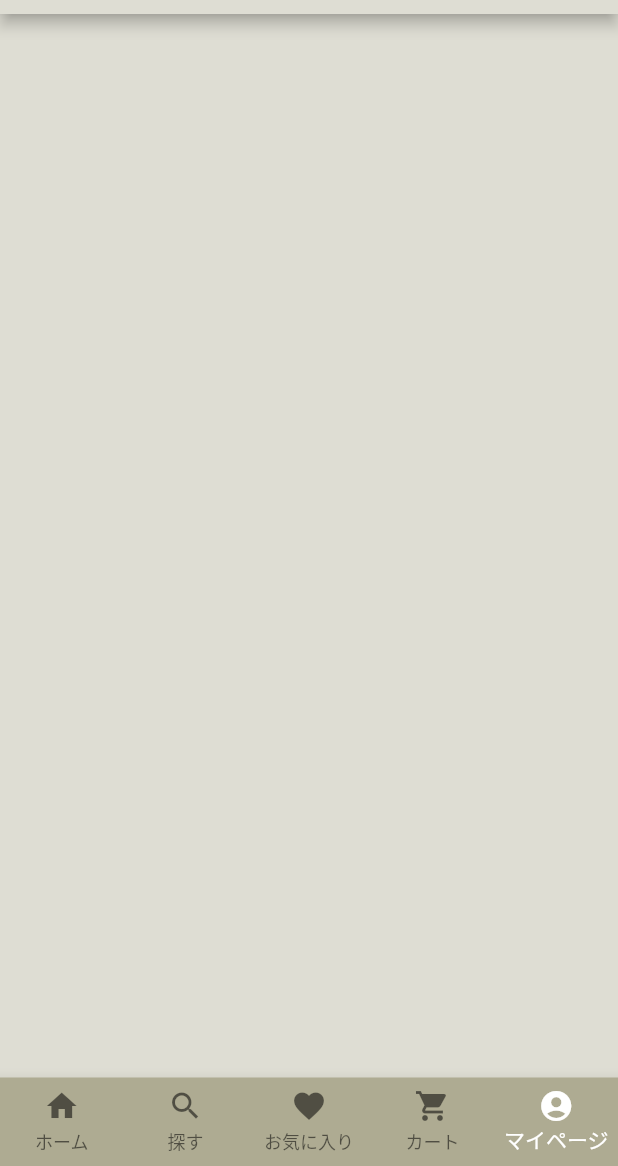
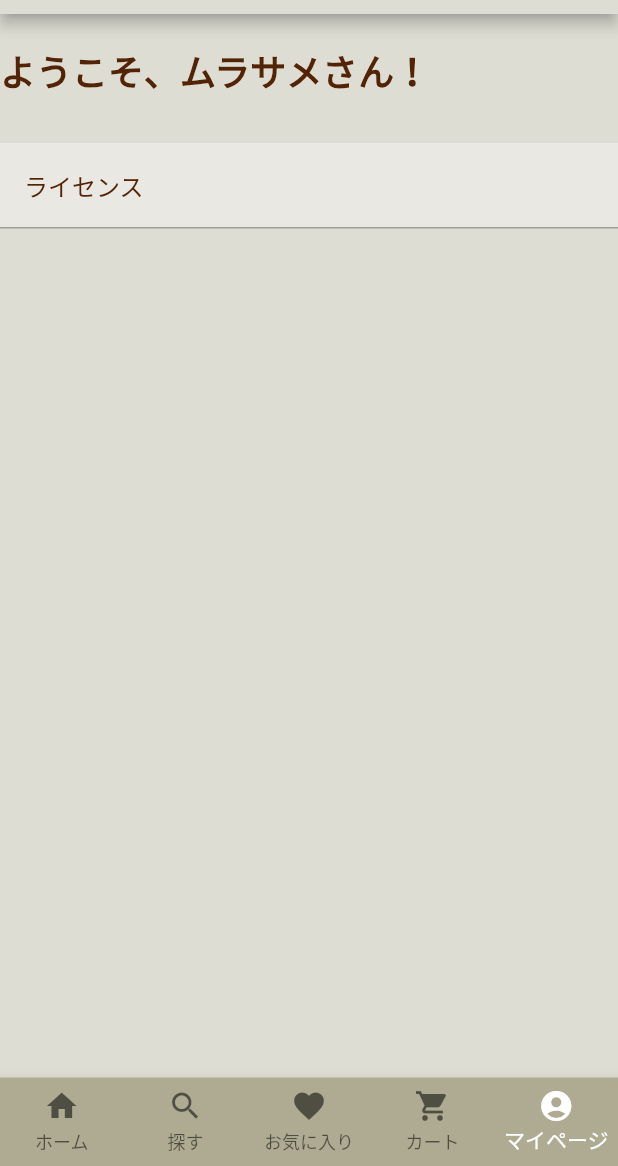
Before and after one commit to soundring/murasame-ec, a Flutter app: the screen it shows after launch, item 5 of the bottom bar chosen, on a phone screen of 412 x 824 dp, the part 70-1236 px from its top. Run offline on Flutter 3.47's test engine with Material 2 defaults, Android fonts, the light colour scheme and no system bars; our stand-ins replace flutter_hooks, flutter_rating_bar, flutter_riverpod, freezed_annotation, hooks_riverpod, state_notifier.

Commit message:
:wrench:ユーザーページを実装
とりあえず名前とライセンスだけ

```diff
--- a/lib/user/pages/my_page.dart
+++ b/lib/user/pages/my_page.dart
@@ -5,6 +5,46 @@ class MyPage extends StatelessWidget {
 
   @override
   Widget build(BuildContext context) {
-    return Container();
+    return Container(
+      padding: const EdgeInsets.only(top: 20),
+      child: Column(
+        children: [
+          Align(
+            alignment: Alignment.centerLeft,
+            child: Text(
+              'ようこそ、ムラサメさん！',
+              style: Theme.of(context).textTheme.bodyText1,
+            ),
+          ),
+          const SizedBox(
+            height: 30,
+          ),
+          ListView.builder(
+              shrinkWrap: true,
+              itemCount: 1,
+              itemBuilder: (BuildContext context, int index) {
+                return Container(
+                  decoration: const BoxDecoration(
+                    border: Border(
+                      bottom: BorderSide(width: 1.0, color: Colors.grey),
+                    ),
+                  ),
+                  child: Ink(
+                    color: const Color(0xffe9e8e2),
+                    child: ListTile(
+                      title: const Text('ライセンス'),
+                      onTap: () {
+                        showLicensePage(
+                          context: context,
+                          applicationVersion: '1.0.0',
+                        );
+                      },
+                    ),
+                  ),
+                );
+              }),
+        ],
+      ),
+    );
   }
 }
```
